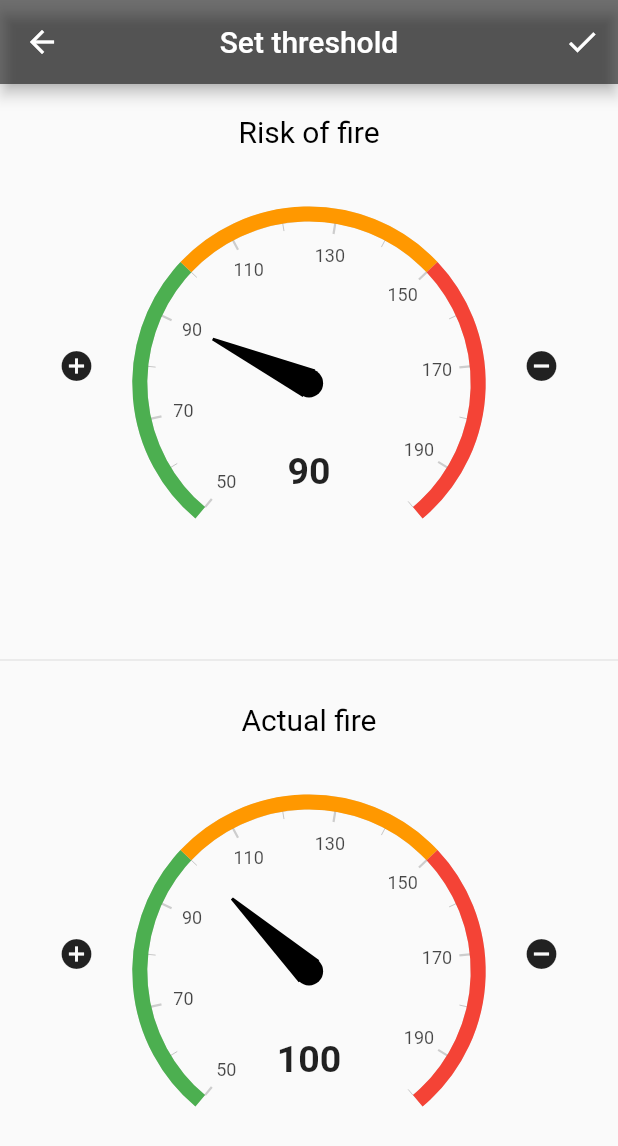
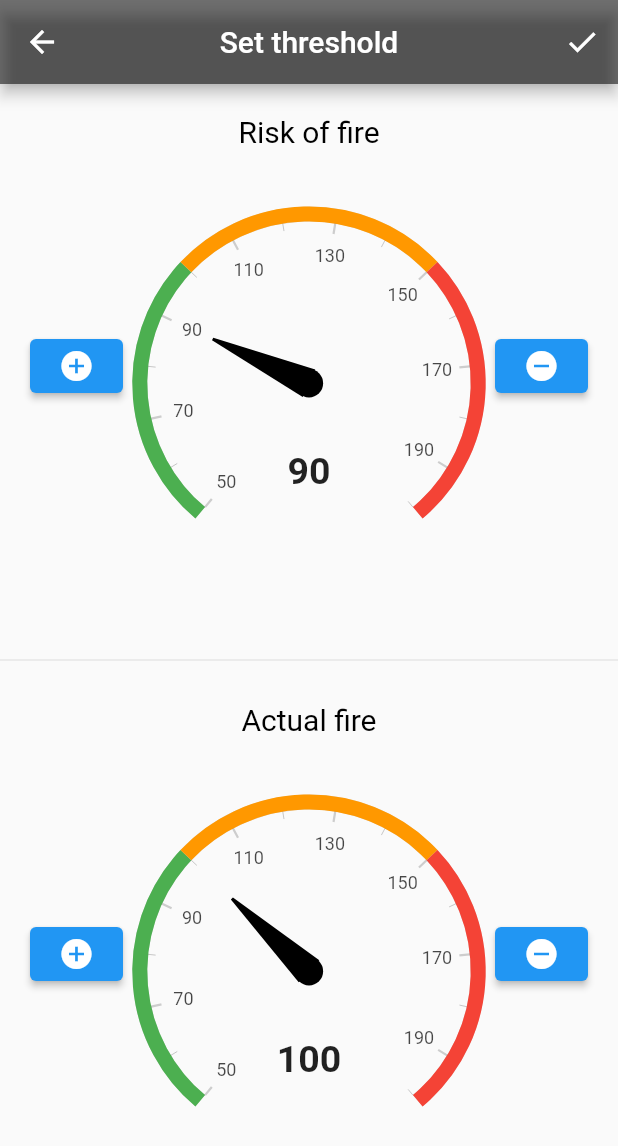
Before and after one commit to trunghieult1807/IOTsProject, a Flutter app: the EditThreshold screen opened by its route, on a phone screen of 412 x 824 dp. Shown: the top 1146 px of the screen. Run offline on Flutter 3.47's test engine with Material 2 defaults, Android fonts, the phone set to English and light mode, and no system bars; drawn by our look-alikes of syncfusion_flutter_gauges; our stand-ins replace after_layout, animated_bottom_navigation_bar, firebase_auth, firebase_core, shared_preferences, sleek_circular_slider; missing offline and left inert: mqtt_client; accounts and stored records are empty.

Commit message:
accelerate button

```diff
--- a/fire_alarm_system/lib/ui/edit_threshold/screens/edit_threshold.dart
+++ b/fire_alarm_system/lib/ui/edit_threshold/screens/edit_threshold.dart
@@ -39,6 +39,26 @@ class _EditThresholdState extends State<EditThreshold> {
     }
   }
 
+  void handleLongPress(bool isIncrease, bool isRisk) {
+    if (isIncrease) {
+      setState(() {
+        if (isRisk) {
+          cur_risk += 5;
+        } else {
+          cur_actual += 5;
+        }
+      });
+    } else {
+      setState(() {
+        if (isRisk) {
+          cur_risk -= 5;
+        } else {
+          cur_actual -= 5;
+        }
+      });
+    }
+  }
+
   void handleSave() {
     print("set risk threshold to: $cur_risk");
     print("set actual fire threshold to: $cur_actual");
@@ -63,9 +83,11 @@ class _EditThresholdState extends State<EditThreshold> {
                     crossAxisAlignment: CrossAxisAlignment.center,
                     children: <Widget>[
                       Expanded(
-                        child: IconButton(
-                            icon: Icon(Icons.add_circle),
-                            onPressed: () => handleClick(true, true)),
+                        child: ElevatedButton(
+                          child: Icon(Icons.add_circle),
+                          onPressed: () => handleClick(true, true),
+                          onLongPress: () => handleLongPress(true, true),
+                        ),
                         flex: 1,
                       ),
                       Expanded(
@@ -73,9 +95,11 @@ class _EditThresholdState extends State<EditThreshold> {
                               currValue: cur_risk, title: 'Risk of fire'),
                           flex: 4),
                       Expanded(
-                          child: IconButton(
-                              icon: Icon(Icons.remove_circle),
-                              onPressed: () => handleClick(false, true)),
+                          child: ElevatedButton(
+                            child: Icon(Icons.remove_circle),
+                            onPressed: () => handleClick(false, true),
+                            onLongPress: () => handleLongPress(false, true),
+                          ),
                           flex: 1)
                     ],
                   )),
@@ -89,9 +113,10 @@ class _EditThresholdState extends State<EditThreshold> {
                       crossAxisAlignment: CrossAxisAlignment.center,
                       children: <Widget>[
                         Expanded(
-                          child: IconButton(
-                              icon: Icon(Icons.add_circle),
-                              onPressed: () => handleClick(true, false)),
+                          child: ElevatedButton(
+                              child: Icon(Icons.add_circle),
+                              onPressed: () => handleClick(true, false),
+                              onLongPress: () => handleLongPress(true, false)),
                           flex: 1,
                         ),
                         Expanded(
@@ -99,9 +124,11 @@ class _EditThresholdState extends State<EditThreshold> {
                                 currValue: cur_actual, title: 'Actual fire'),
                             flex: 4),
                         Expanded(
-                            child: IconButton(
-                                icon: Icon(Icons.remove_circle),
-                                onPressed: () => handleClick(false, false)),
+                            child: ElevatedButton(
+                                child: Icon(Icons.remove_circle),
+                                onPressed: () => handleClick(false, false),
+                                onLongPress: () =>
+                                    handleLongPress(false, false)),
                             flex: 1)
                       ],
                     ))),
```
